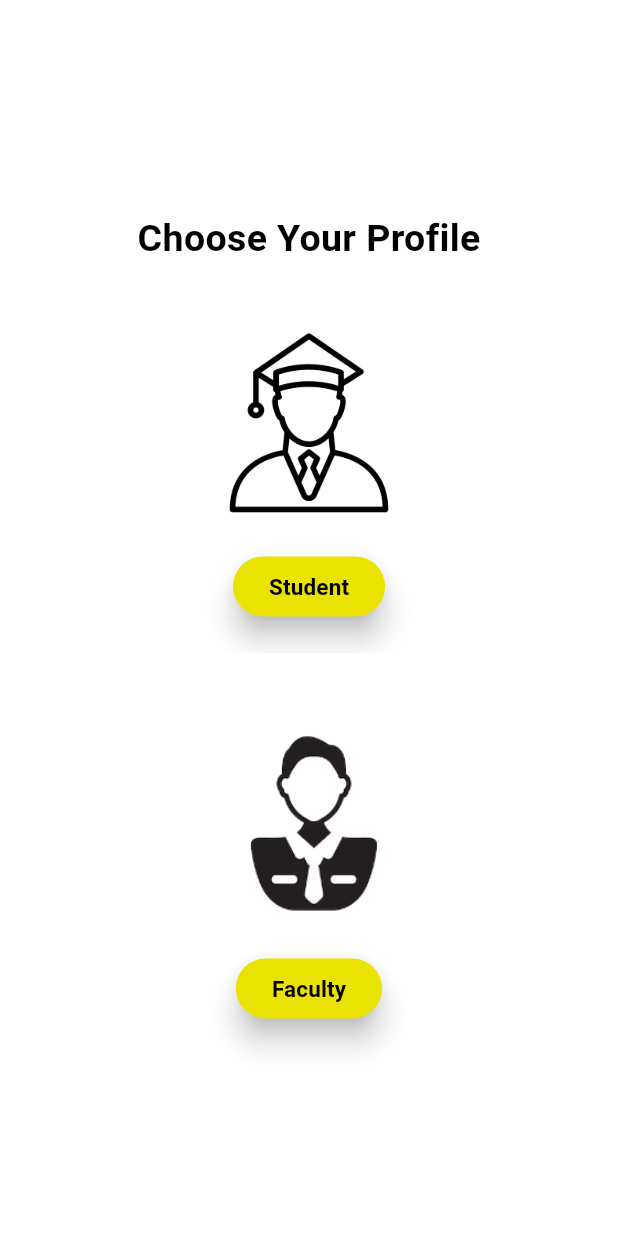
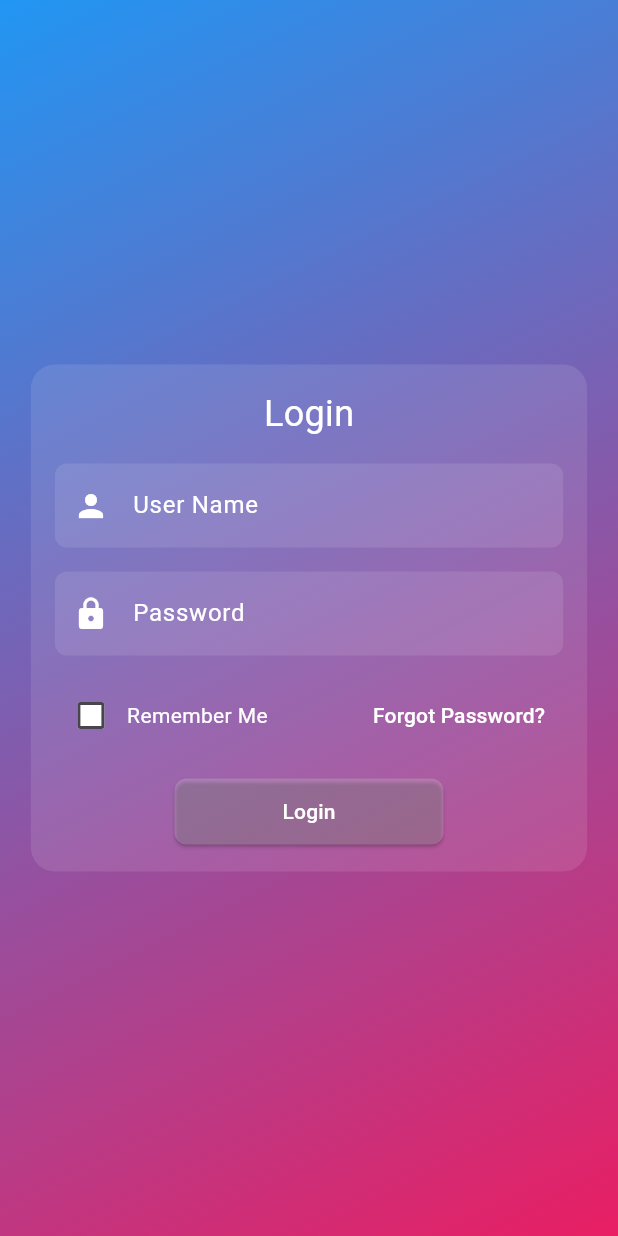
Before and after one commit to Justsah1l/College-notice, a Flutter app: the screen it shows after launch, on a phone screen of 412 x 824 dp. Run offline on Flutter 3.47's test engine with Material 3 defaults, Android fonts, the light colour scheme and no system bars; our stand-ins replace google_fonts.

Commit message:
login page

```diff
--- a/lib/main.dart
+++ b/lib/main.dart
@@ -1,6 +1,8 @@
 import 'package:college_notice/screens/homescreen.dart';
 import 'package:college_notice/screens/start.dart';
-import 'package:college_notice/users.dart';
+import 'package:college_notice/screens/student.dart';
+import 'package:college_notice/screens/studlogin.dart';
+import 'package:college_notice/screens/users.dart';
 import 'package:flutter/material.dart';
 
 void main() {
@@ -20,7 +22,7 @@ class MyApp extends StatelessWidget {
         colorScheme: ColorScheme.fromSeed(seedColor: Colors.deepPurple),
         useMaterial3: true,
       ),
-      home: const Users(),
+      home: StudLogin(),
     );
   }
 }
--- /dev/null
+++ b/lib/screens/studlogin.dart
@@ -0,0 +1,137 @@
+import 'package:flutter/material.dart';
+
+void main() {
+  runApp(MyApp());
+}
+
+class MyApp extends StatelessWidget {
+  @override
+  Widget build(BuildContext context) {
+    return MaterialApp(
+      title: 'Login Page',
+      theme: ThemeData(
+        primarySwatch: Colors.blue,
+      ),
+      home: StudLogin(),
+    );
+  }
+}
+
+class StudLogin extends StatelessWidget {
+  @override
+  Widget build(BuildContext context) {
+    return Scaffold(
+      body: LayoutBuilder(
+        builder: (context, constraints) {
+          final screenWidth = constraints.maxWidth;
+          final screenHeight = constraints.maxHeight;
+          final isSmallScreen = screenWidth < 600;
+
+          return Container(
+            width: screenWidth,
+            height: screenHeight,
+            decoration: const BoxDecoration(
+              gradient: LinearGradient(
+                colors: [Color(0xFF2196F3), Color(0xFFE91E63)],
+                begin: Alignment.topLeft,
+                end: Alignment.bottomRight,
+              ),
+            ),
+            child: Center(
+              child: SingleChildScrollView(
+                padding: EdgeInsets.symmetric(
+                  horizontal: isSmallScreen ? 16.0 : 32.0,
+                  vertical: isSmallScreen ? 24.0 : 48.0,
+                ),
+                child: Container(
+                  width: isSmallScreen ? screenWidth * 0.9 : screenWidth * 0.5,
+                  padding: EdgeInsets.all(isSmallScreen ? 16.0 : 32.0),
+                  decoration: BoxDecoration(
+                    color: Colors.white.withOpacity(0.1),
+                    borderRadius: BorderRadius.circular(16.0),
+                  ),
+                  child: Column(
+                    mainAxisSize: MainAxisSize.min,
+                    children: <Widget>[
+                      const Text(
+                        'Login',
+                        style: TextStyle(fontSize: 24, color: Colors.white),
+                      ),
+                      SizedBox(height: 16.0),
+                      TextField(
+                        decoration: InputDecoration(
+                          hintText: 'User Name',
+                          prefixIcon: Icon(Icons.person, color: Colors.white),
+                          filled: true,
+                          fillColor: Colors.white.withOpacity(0.1),
+                          border: OutlineInputBorder(
+                            borderRadius: BorderRadius.circular(8.0),
+                            borderSide: BorderSide.none,
+                          ),
+                          hintStyle: TextStyle(color: Colors.white),
+                        ),
+                        style: TextStyle(color: Colors.white),
+                      ),
+                      SizedBox(height: 16.0),
+                      TextField(
+                        obscureText: true,
+                        decoration: InputDecoration(
+                          hintText: 'Password',
+                          prefixIcon: Icon(Icons.lock, color: Colors.white),
+                          filled: true,
+                          fillColor: Colors.white.withOpacity(0.1),
+                          border: OutlineInputBorder(
+                            borderRadius: BorderRadius.circular(8.0),
+                            borderSide: BorderSide.none,
+                          ),
+                          hintStyle: TextStyle(color: Colors.white),
+                        ),
+                        style: TextStyle(color: Colors.white),
+                      ),
+                      SizedBox(height: 16.0),
+                      Row(
+                        mainAxisAlignment: MainAxisAlignment.spaceBetween,
+                        children: [
+                          Row(
+                            children: [
+                              Checkbox(
+                                value: false,
+                                onChanged: (value) {},
+                                checkColor: Colors.white,
+                                fillColor: MaterialStateProperty.all(Colors.white),
+                              ),
+                              Text('Remember Me', style: TextStyle(color: Colors.white)),
+                            ],
+                          ),
+                          TextButton(
+                            onPressed: () {},
+                            child: Text('Forgot Password?', style: TextStyle(color: Colors.white)),
+                          ),
+                        ],
+                      ),
+                      SizedBox(height: 16.0),
+                      ElevatedButton(
+                        onPressed: () {},
+                        style: ElevatedButton.styleFrom(
+                          foregroundColor: Colors.white,
+                          backgroundColor: Colors.white.withOpacity(0.2),
+                          shape: RoundedRectangleBorder(
+                            borderRadius: BorderRadius.circular(8.0),
+                          ),
+                        ),
+                        child: Padding(
+                          padding: EdgeInsets.symmetric(vertical: 12.0, horizontal: 48.0),
+                          child: Text('Login'),
+                        ),
+                      ),
+                    ],
+                  ),
+                ),
+              ),
+            ),
+          );
+        },
+      ),
+    );
+  }
+}
--- a/lib/users.dart
+++ /dev/null
@@ -1,96 +0,0 @@
-import 'package:flutter/material.dart';
-import 'package:google_fonts/google_fonts.dart';
-
-// ignore: camel_case_types
-class Users extends StatelessWidget {
-  const Users({Key? key});
-
-  @override
-  Widget build(BuildContext context) {
-    var green;
-    return Scaffold(
-      body: Container(
-        decoration: const BoxDecoration(
-          gradient: LinearGradient(
-            colors: [
-              Color.fromARGB(255, 255, 255, 255),
-              Color.fromARGB(255, 255, 255, 255)
-            ],
-            begin: Alignment.topLeft,
-            end: Alignment.bottomRight,
-          ),
-        ),
-        child: Center(
-          child: Column(
-            mainAxisAlignment: MainAxisAlignment.center,
-            children: [
-              const Text(
-                'Choose Your Profile',
-                style: TextStyle(
-                    fontSize: 25,
-                    fontWeight: FontWeight.bold,
-                    color: Colors.black),
-              ),
-              const SizedBox(height: 20),
-              Image.asset(
-                'assets/images/mystud.jpg',
-                height: 170,
-              ),
-              ElevatedButton(
-                onPressed: () {
-                  // Navigator.pushNamed(context,
-                  //     MyRoutes.studlogin); // Navigate to student screen
-                },
-                style: ElevatedButton.styleFrom(
-                  elevation: 8,
-                  backgroundColor: const Color.fromARGB(
-                      255, 234, 227, 0), // Change to the desired green color
-                ),
-                child: const Text(
-                  'Student',
-                  style: TextStyle(
-                      fontSize: 15,
-                      fontWeight: FontWeight.bold,
-                      color: Colors.black),
-                ),
-              ),
-              const SizedBox(height: 20),
-              Image.asset(
-                'assets/images/myteacher.png',
-                height: 200,
-              ),
-              ElevatedButton(
-                onPressed: () {
-                  // Navigator.pushNamed(
-                  //     context, MyRoutes.teacherlogin); // Navigate to admin screen
-                },
-                style: ElevatedButton.styleFrom(
-                  elevation: 8,
-                  backgroundColor: const Color.fromARGB(
-                      255, 234, 227, 0), // Change to the desired green color.
-                ),
-                child: const Text(
-                  'Faculty',
-                  style: TextStyle(
-                      fontSize: 15,
-                      fontWeight: FontWeight.bold,
-                      color: Colors.black),
-                ),
-              ),
-            ],
-          ),
-        ),
-      ),
-
-      // floatingActionButton: FloatingActionButton(
-      //   onPressed: (){
-      //             Navigator.pushNamed(
-      //                 context, MyRoutes.chatbot); // Navigate to admin screen
-      //           },
-      //   backgroundColor: Colors.green, // Use the button color from theme
-      //   child: const Icon(Icons.chat),
-      // ),
-      floatingActionButtonLocation: FloatingActionButtonLocation.endDocked,
-    );
-  }
-}
--- a/pubspec.yaml
+++ b/pubspec.yaml
@@ -56,9 +56,7 @@ flutter:
 
   # To add assets to your application, add an assets section, like this:
   assets:
-    - assets/images/Illustration.png
-    - assets/images/myteacher.png
-    - assets/images/mystud.jpg
+    - assets/images/
   # An image asset can refer to one or more resolution-specific "variants", see
   # https://flutter.dev/assets-and-images/#resolution-aware
   # For details regarding adding assets from package dependencies, see
```
Also changed, not shown: lib/screens/student.dart (added, +54 -0 lines), lib/screens/users.dart (added, +110 -0 lines), assets/images/stud2.png (added), assets/images/teach.png (added).
